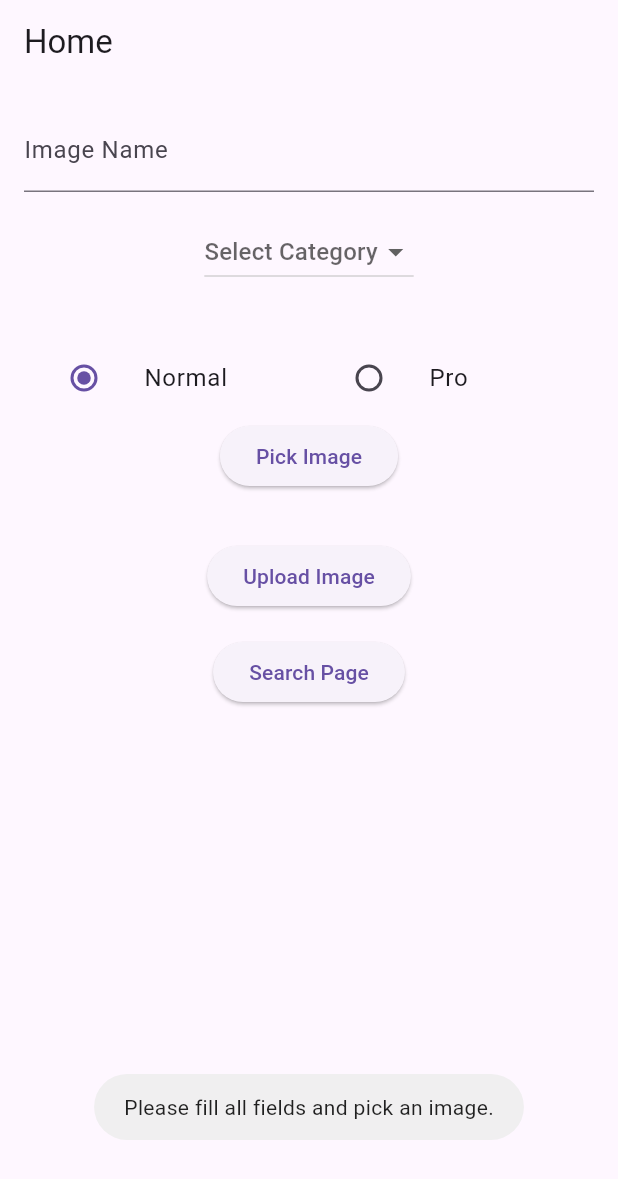
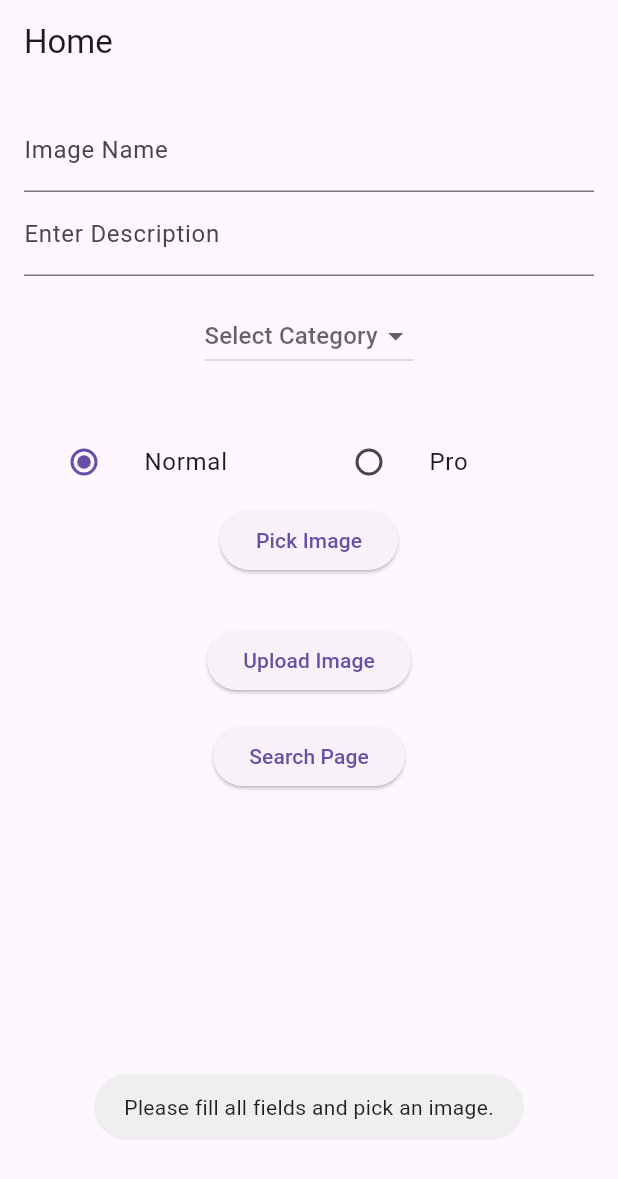
Before and after one commit to tayyabniaxi/WallpaperAdmin, a Flutter app: the screen it shows after launch, after a tap on "Upload Image", on a phone screen of 412 x 824 dp. Shown: the top 1179 px of the screen. Run offline on Flutter 3.47's test engine with Material 3 defaults, Android fonts, the phone set to English and light mode, and no system bars; our stand-ins replace cloud_firestore, firebase_core, firebase_storage, fluttertoast, image_picker; missing offline and left inert: google_api_availability; accounts and stored records are empty.

Commit message:
add image dscripton firld

```diff
--- a/lib/add-image.dart
+++ b/lib/add-image.dart
@@ -85,6 +85,7 @@ class _UploadImagePageState extends State<UploadImagePage> {
 
   File? _image;
   final _nameController = TextEditingController();
+  final _desController = TextEditingController();
   bool _isUploading = false;
   bool isPro=false;
 
@@ -132,13 +133,13 @@ class _UploadImagePageState extends State<UploadImagePage> {
       if (docSnapshot.exists) {
         await docRef.update({
           'images': FieldValue.arrayUnion([
-            {'url': url, 'key': _nameController.text, 'isPro': isPro}
+            {'url': url, 'key': _nameController.text, 'isPro': isPro,"description":_desController.text}
           ]),
         });
       } else {
         await docRef.set({
           'images': [
-            {'url': url, 'key': _nameController.text,'isPro': isPro}
+            {'url': url, 'key': _nameController.text,'isPro': isPro,"description":_desController.text}
           ],
         });
       }
@@ -152,7 +153,7 @@ class _UploadImagePageState extends State<UploadImagePage> {
         'subcategory': selectedSubCategory,
         'uploadTimestamp':
             Timestamp.now().millisecondsSinceEpoch, // Save timestamp
-            'isPro': isPro
+            'isPro': isPro,"description":_desController.text
       });
 
       setState(() {
@@ -184,6 +185,10 @@ class _UploadImagePageState extends State<UploadImagePage> {
               TextField(
                 controller: _nameController,
                 decoration: const InputDecoration(labelText: 'Image Name'),
+              ),
+                TextField(
+                controller: _desController,
+                decoration: const InputDecoration(labelText: 'Enter Description'),
               ),
               const SizedBox(height: 16),
               DropdownButton<String>(
```
